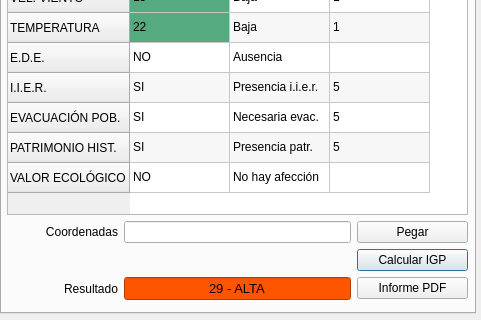
Old version of the form ui_igpdialog.ui in the repository fherdom/igp; both pictures show x 0 to 481 and y 192 to 512 of the 481 by 512 pixel window.
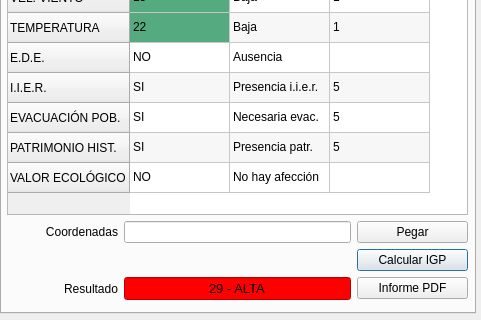
New version of the form.

Diff of the .ui file:
```diff
--- a/ui_igpdialog.ui
+++ b/ui_igpdialog.ui
@@ -99,14 +99,13 @@
          <font>
           <family>Ubuntu</family>
           <pointsize>10</pointsize>
-          <weight>10</weight>
+          <weight>50</weight>
           <italic>false</italic>
           <bold>false</bold>
          </font>
         </property>
         <property name="styleSheet">
-         <string notr="true">font: 85 10pt &quot;Ubuntu&quot;;
-background-color: rgb(255, 85, 0);</string>
+         <string notr="true">background-color: rgb(255, 0, 0);</string>
         </property>
         <property name="text">
          <string>29 - ALTA</string>
```
